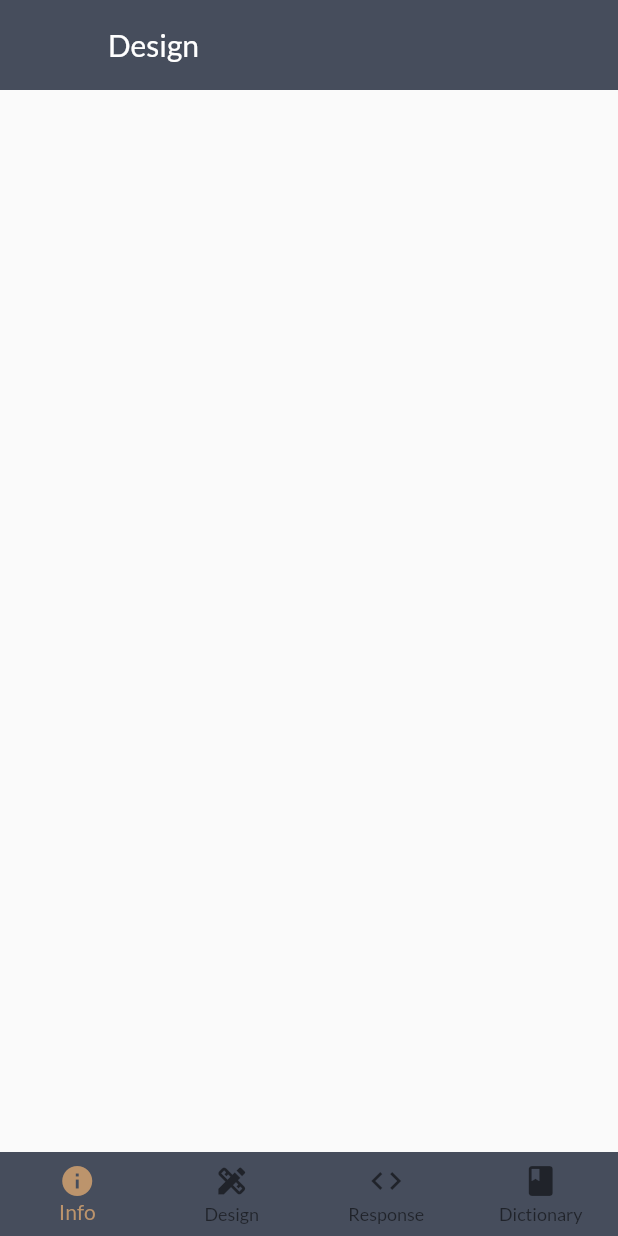
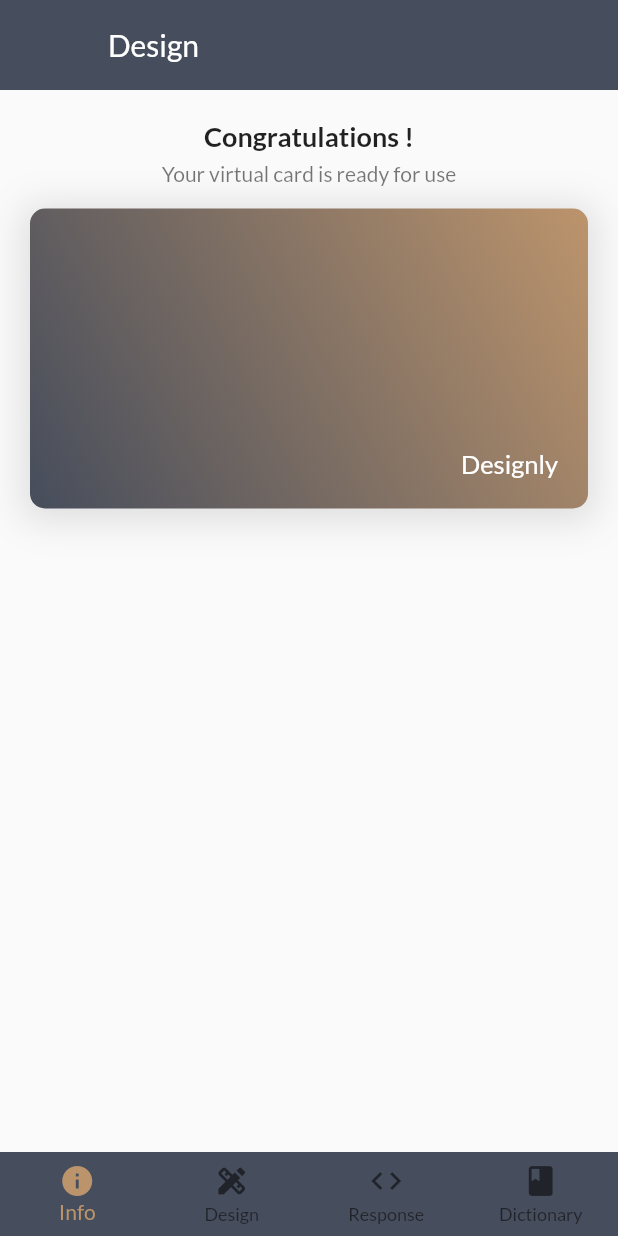
Before and after one commit to byronkimani/designly, a Flutter app: the DesignPage screen opened by its route, on a phone screen of 412 x 824 dp. Run offline on Flutter 3.47's test engine with Material 2 defaults, Android fonts, the phone set to English and light mode, and no system bars; our stand-ins replace bloc, dio, equatable, flutter_bloc, flutter_svg, google_fonts.

Commit message:
feat: add virtual card
Signed-off-by: Byron Kimani <byronkimani@gmail.com>

```diff
--- a/analysis_options.yaml
+++ b/analysis_options.yaml
@@ -42,6 +42,6 @@ linter:
     avoid_bool_literals_in_conditional_expressions: true
     overridden_fields: true
     camel_case_types: true
-    use_build_context_synchronously: true
+    use_build_context_synchronously: false
     require_trailing_commas: true
     directives_ordering: true
--- a/lib/business_logic/constants/app_strings.dart
+++ b/lib/business_logic/constants/app_strings.dart
@@ -28,3 +28,8 @@ const String emailHintText = 'someone@example.com';
 const String phoneNumberText = 'Phone Number';
 const String phoneNumberHintText = '0712345678';
 const String submitText = 'Submit';
+const String informationSubmitted = 'Information submitted successfully';
+
+//design page
+const String congratulations = 'Congratulations';
+const String yourVirtualCard = 'Your virtual card is ready for use';
--- a/lib/presentation/features/design/pages/design_page.dart
+++ b/lib/presentation/features/design/pages/design_page.dart
@@ -1,6 +1,8 @@
 import 'package:designly/business_logic/constants/app_enums.dart';
+import 'package:designly/business_logic/constants/app_strings.dart';
 import 'package:designly/presentation/core/custom_app_bar.dart';
 import 'package:designly/presentation/core/custom_bottom_nav_bar.dart';
+import 'package:designly/presentation/features/design/widgets/virtual_card.dart';
 import 'package:flutter/material.dart';
 import 'package:flutter_bloc/flutter_bloc.dart';
 
@@ -19,9 +21,24 @@ class DesignPage extends StatelessWidget {
             padding: const EdgeInsets.all(20),
             child: Column(
               children: <Widget>[
-                Text(state.name),
-                Text(state.email),
-                Text(state.phoneNumber),
+                Text(
+                  '$congratulations ${state.name.split(' ').first}!',
+                  style: const TextStyle(
+                    fontSize: 18,
+                    fontWeight: FontWeight.bold,
+                  ),
+                ),
+                const SizedBox(height: 5),
+                const Text(
+                  yourVirtualCard,
+                  style: TextStyle(color: Colors.black54),
+                ),
+                const SizedBox(height: 15),
+                VirtualCard(
+                  fullName: state.name,
+                  email: state.email,
+                  phoneNumber: state.phoneNumber,
+                ),
               ],
             ),
           );
--- /dev/null
+++ b/lib/presentation/features/design/widgets/virtual_card.dart
@@ -0,0 +1,100 @@
+import 'package:designly/business_logic/constants/app_strings.dart';
+import 'package:flutter/material.dart';
+
+class VirtualCard extends StatelessWidget {
+  const VirtualCard({
+    Key? key,
+    required this.fullName,
+    required this.email,
+    required this.phoneNumber,
+  }) : super(key: key);
+
+  final String fullName;
+  final String email;
+  final String phoneNumber;
+
+  @override
+  Widget build(BuildContext context) {
+    return GestureDetector(
+      onTap: () {},
+      child: Container(
+        height: 200,
+        decoration: BoxDecoration(
+          gradient: LinearGradient(
+            begin: Alignment.bottomLeft,
+            end: Alignment.topRight,
+            colors: <Color>[
+              Theme.of(context).primaryColor,
+              Theme.of(context).colorScheme.secondary
+            ],
+          ),
+          borderRadius: const BorderRadius.all(
+            Radius.circular(10),
+          ),
+          boxShadow: <BoxShadow>[
+            BoxShadow(
+              color: Colors.grey.withOpacity(0.3),
+              spreadRadius: 5,
+              blurRadius: 20,
+              offset: const Offset(0, 3),
+            ),
+          ],
+        ),
+        child: Stack(
+          children: <Widget>[
+            Padding(
+              padding: const EdgeInsets.all(20.0),
+              child: Column(
+                crossAxisAlignment: CrossAxisAlignment.stretch,
+                mainAxisAlignment: MainAxisAlignment.spaceBetween,
+                children: <Widget>[
+                  Align(
+                    alignment: Alignment.centerLeft,
+                    child: Column(
+                      crossAxisAlignment: CrossAxisAlignment.start,
+                      children: <Widget>[
+                        Text(
+                          fullName,
+                          style: const TextStyle(
+                            color: Colors.white,
+                            fontSize: 17,
+                          ),
+                        ),
+                        const SizedBox(height: 5),
+                        Text(
+                          email,
+                          style: const TextStyle(
+                            color: Colors.white,
+                            fontSize: 17,
+                          ),
+                        ),
+                        const SizedBox(height: 5),
+                        Text(
+                          phoneNumber,
+                          style: const TextStyle(
+                            color: Colors.white,
+                            fontSize: 17,
+                          ),
+                        ),
+                      ],
+                    ),
+                  ),
+                  const Align(
+                    alignment: Alignment.bottomRight,
+                    child: Text(
+                      appName,
+                      style: TextStyle(
+                        color: Colors.white,
+                        fontSize: 17,
+                      ),
+                    ),
+                  )
+                ],
+              ),
+            )
+          ],
+        ),
+      ),
+    );
+  }
+}
--- a/lib/presentation/features/info/widgets/basic_information_form.dart
+++ b/lib/presentation/features/info/widgets/basic_information_form.dart
@@ -49,12 +49,28 @@ class _BasicInformationFormState extends State<BasicInformationForm> {
             width: double.infinity,
             height: 48,
             child: ElevatedButton(
-              onPressed: () {
+              onPressed: () async {
                 if (formKey.currentState!.validate()) {
                   formKey.currentState!.save();
                   context
                       .read<UserCubit>()
                       .updateUserState(userState: UserState.fromJson(data));
+                  ScaffoldMessenger.of(context).showSnackBar(
+                    SnackBar(
+                      shape: RoundedRectangleBorder(
+                        borderRadius: BorderRadius.circular(20.0),
+                      ),
+                      backgroundColor: const Color(0xff90ee90).withOpacity(0.9),
+                      content: Row(
+                        children: const <Widget>[
+                          Icon(Icons.check, color: Colors.white),
+                          SizedBox(width: 10),
+                          Text(informationSubmitted)
+                        ],
+                      ),
+                    ),
+                  );
+                  await Future<dynamic>.delayed(const Duration(seconds: 5));
 
                   Navigator.of(context).pushNamed(designPageRoute);
                 }
```
